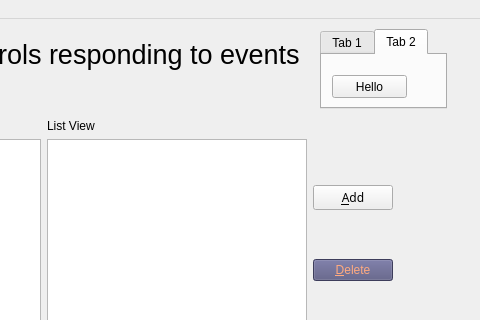
The window that mainwindow.ui (Lotl-Ax/Alice-is-confusing) describes before a commit, drawn with Qt 5; both pictures show x 300 to 780 and y 0 to 320 of the 780 by 466 pixel window.
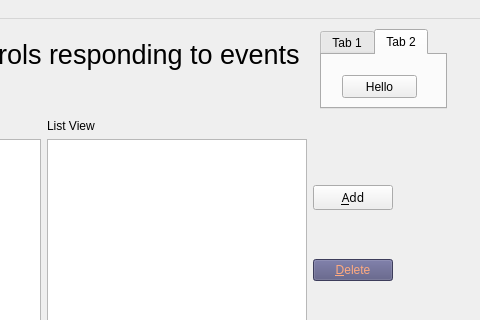
The same window after the commit.

Commit message: updated tab1 name

What changed in the file:
```diff
--- a/mainwindow.ui
+++ b/mainwindow.ui
@@ -174,7 +174,7 @@
      <widget class="QPushButton" name="T2_helloBttn">
       <property name="geometry">
        <rect>
-        <x>10</x>
+        <x>20</x>
         <y>20</y>
         <width>75</width>
         <height>23</height>
```
Left out of the diff: 4 changed lines with no effect on the pictures.
